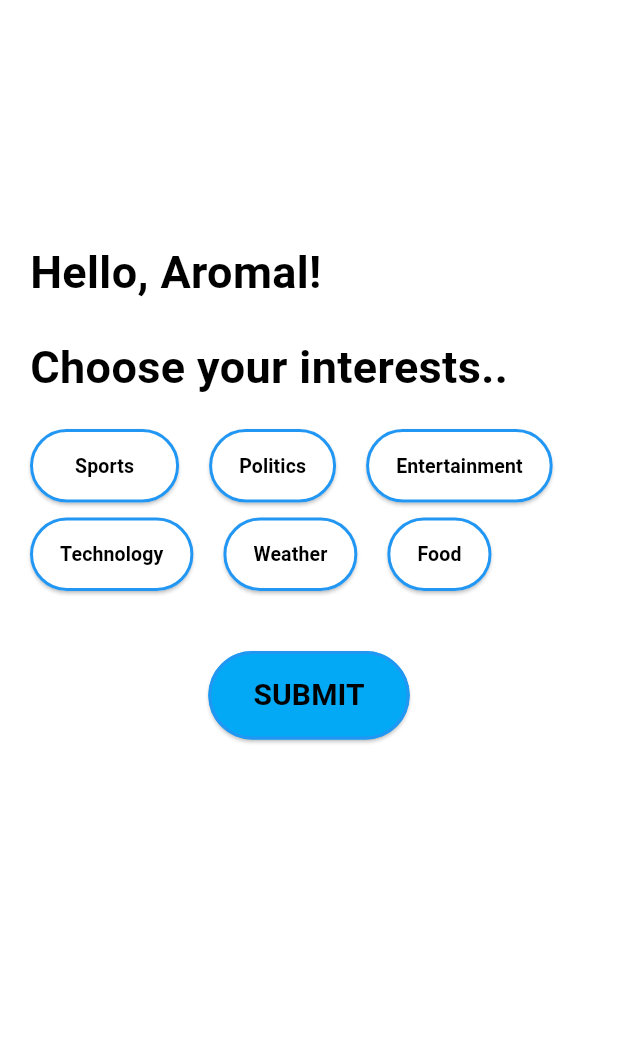
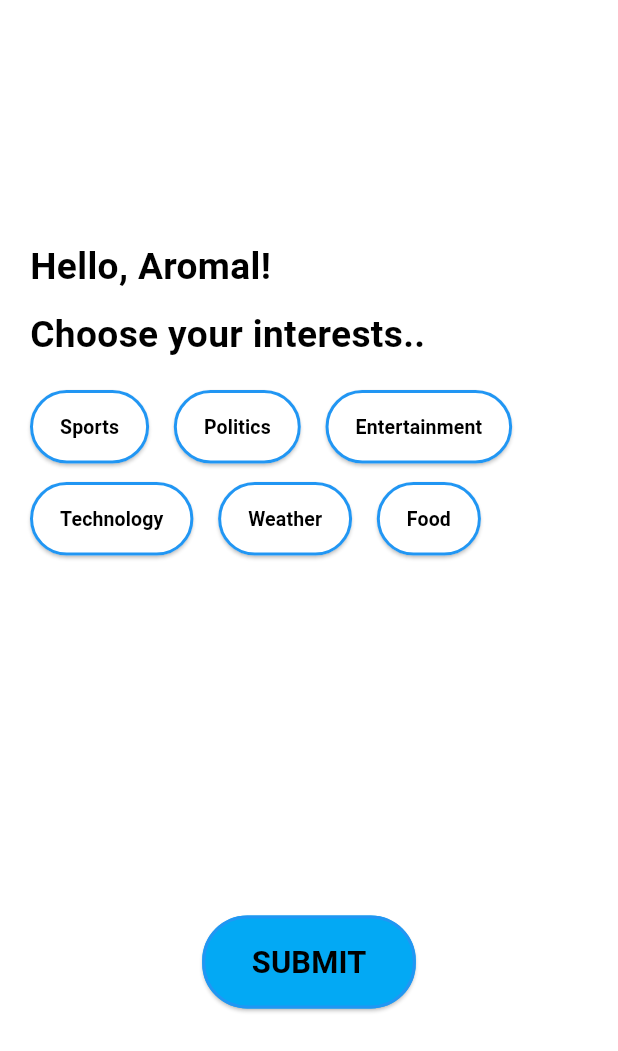
Before and after one commit to AtulRyy/Vartha, a Flutter app: the screen it shows after launch, on a phone screen of 412 x 824 dp. Shown: the top 1051 px of the screen. Run offline on Flutter 3.47's test engine with Material 3 defaults, Android fonts, the phone set to English and light mode, and no system bars.

Commit message:
alignment / responsive button

```diff
--- a/draftnewsappmallu/lib/personalizepage.dart
+++ b/draftnewsappmallu/lib/personalizepage.dart
@@ -8,197 +8,107 @@ class PersonalizePage extends StatefulWidget {
 }
 
 class _PersonalizePageState extends State<PersonalizePage> {
-  bool isPressed1=false;
-  bool isPressed2=false;
-  bool isPressed3=false;
-  bool isPressed4=false;
-  bool isPressed5=false;
-  bool isPressed6=false;
+  bool isPressed1 = false;
+  bool isPressed2 = false;
+  bool isPressed3 = false;
+  bool isPressed4 = false;
+  bool isPressed5 = false;
+  bool isPressed6 = false;
 
   @override
   Widget build(BuildContext context) {
+    final screenWidth = MediaQuery.of(context).size.width;
+
     return Scaffold(
       backgroundColor: Colors.white,
-      body: Container(
-        padding: const EdgeInsets.symmetric(vertical: 60),
+      body: SingleChildScrollView(
+        child: Container(
+          padding: EdgeInsets.symmetric(vertical: 60),
           child: Column(
             crossAxisAlignment: CrossAxisAlignment.start,
             children: <Widget>[
-            const SizedBox(height: 80),
+              SizedBox(height: 80),
               Padding(
-              padding: const EdgeInsets.all(20),
+                padding: EdgeInsets.all(20),
                 child: Column(
                   crossAxisAlignment: CrossAxisAlignment.start,
                   children: <Widget>[
-                  const Text(
+                    Text(
                       "Hello, Aromal!",
                       style: TextStyle(
                         color: Colors.black,
-                      fontSize: 30,
+                        fontSize: screenWidth * 0.06, // Responsive font size
                         fontWeight: FontWeight.bold,
                       ),
                     ),
-                  const SizedBox(height: 20),
-                  const Text(
+                    SizedBox(height: 10),
+                    Text(
                       "Choose your interests..",
                       style: TextStyle(
                         color: Colors.black,
-                      fontSize: 30,
+                        fontSize: screenWidth * 0.06, // Responsive font size
                         fontWeight: FontWeight.bold,
                       ),
                     ),
-                  const SizedBox(height: 20),
+                    SizedBox(height: 20),
                     Wrap(
-                    spacing: 20,
-                    runSpacing: 10,
+                      spacing: screenWidth * 0.04, // Responsive spacing
+                      runSpacing: screenWidth * 0.03, // Responsive spacing
                       alignment: WrapAlignment.start,
-                    children:  <Widget>[
-                      ElevatedButton(
-                        onPressed: () {
+                      children: <Widget>[
+                        buildElevatedButton('Sports', isPressed1, () {
                           setState(() {
                             isPressed1 = !isPressed1;
                           });
-                        },
-                        child: Text('Sports',
-                          style: TextStyle(
-                            color: Colors.black,
-                            fontSize: 13,
-                            fontWeight: FontWeight.bold,
-                          ),),
-                        style: ElevatedButton.styleFrom(
-                          shape: RoundedRectangleBorder(
-                            borderRadius: BorderRadius.circular(25.0),
-                          ),
-                          padding: EdgeInsets.symmetric(horizontal: 30, vertical: 15),
-                          side: BorderSide(color: Colors.blue, width: 2),
-                          primary: isPressed1 ? Colors.blue[100] : Colors.white,
-
-                        ),
-                      ),
-                      ElevatedButton(
-                        onPressed: () {
+                        }),
+                        buildElevatedButton('Politics', isPressed2, () {
                           setState(() {
                             isPressed2 = !isPressed2;
                           });
-                        },
-                        child: Text('Politics',
+                        }),
+                        buildElevatedButton('Entertainment', isPressed3, () {
+                          setState(() {
+                            isPressed3 = !isPressed3;
+                          });
+                        }),
+                        buildElevatedButton('Technology', isPressed4, () {
+                          setState(() {
+                            isPressed4 = !isPressed4;
+                          });
+                        }),
+                        buildElevatedButton('Weather', isPressed5, () {
+                          setState(() {
+                            isPressed5 = !isPressed5;
+                          });
+                        }),
+                        buildElevatedButton('Food', isPressed6, () {
+                          setState(() {
+                            isPressed6 = !isPressed6;
+                          });
+                        }),
+                      ],
+                    ),
+                    SizedBox(height: 240),
+                    Center(
+                      child: ElevatedButton(
+                        onPressed: () {},
+                        child: Text(
+                          'SUBMIT',
                           style: TextStyle(
                             color: Colors.black,
-                            fontSize: 13,
+                            fontSize: screenWidth * 0.05, // Responsive font size
                             fontWeight: FontWeight.bold,
-                          ),),
+                          ),
+                        ),
                         style: ElevatedButton.styleFrom(
                           shape: RoundedRectangleBorder(
                             borderRadius: BorderRadius.circular(30.0),
                           ),
-                          padding: EdgeInsets.symmetric(horizontal: 20, vertical: 15),
-                          side: BorderSide(color: Colors.blue, width: 2),
-                          primary: isPressed2 ? Colors.blue[100] : Colors.white,
-                        ),
-                      ),
-                      ElevatedButton(
-                        onPressed: () {
-                          setState(() {
-                            isPressed3 = !isPressed3;
-                          });
-                        },
-                        child: Text('Entertainment',
-                          style: TextStyle(
-                            color: Colors.black,
-                            fontSize: 13,
-                            fontWeight: FontWeight.bold,
-                          ),),
-                        style: ElevatedButton.styleFrom(
-                          shape: RoundedRectangleBorder(
-                            borderRadius: BorderRadius.circular(30.0),
-                          ),
-                          padding: EdgeInsets.symmetric(horizontal: 20, vertical: 15),
-                          side: BorderSide(color: Colors.blue, width: 2),
-                          primary: isPressed3 ? Colors.blue[100] : Colors.white,
-                        ),
-                      ),
-                      ElevatedButton(
-                        onPressed: () {
-                          setState(() {
-                            isPressed4 = !isPressed4;
-                          });
-                        },
-                        child: Text('Technology',
-                          style: TextStyle(
-                            color: Colors.black,
-                            fontSize: 13,
-                            fontWeight: FontWeight.bold,
-                          ),),
-                        style: ElevatedButton.styleFrom(
-                          shape: RoundedRectangleBorder(
-                            borderRadius: BorderRadius.circular(30.0),
-                          ),
-                          padding: EdgeInsets.symmetric(horizontal: 20, vertical: 15),
-                          side: BorderSide(color: Colors.blue, width: 2),
-                          primary: isPressed4 ? Colors.blue[100] : Colors.white,
-                        ),
-                      ),
-                      ElevatedButton(
-                        onPressed: () {
-                          setState(() {
-                            isPressed5 = !isPressed5;
-                          });
-                        },
-                        child: Text('Weather',
-                          style: TextStyle(
-                            color: Colors.black,
-                            fontSize: 13,
-                            fontWeight: FontWeight.bold,
-                          ),),
-                        style: ElevatedButton.styleFrom(
-                          shape: RoundedRectangleBorder(
-                            borderRadius: BorderRadius.circular(30.0),
-                          ),
-                          padding: EdgeInsets.symmetric(horizontal: 20, vertical: 15),
-                          side: BorderSide(color: Colors.blue, width: 2),
-                          primary: isPressed5 ? Colors.blue[100] : Colors.white,
-                        ),
-                      ),
-                      ElevatedButton(
-                        onPressed: () {
-                          setState(() {
-                            isPressed6 = !isPressed6;
-                          });
-                        },
-                        child: Text('Food',
-                          style: TextStyle(
-                            color: Colors.black,
-                            fontSize: 13,
-                            fontWeight: FontWeight.bold,
-                          ),),
-                        style: ElevatedButton.styleFrom(
-                          shape: RoundedRectangleBorder(
-                            borderRadius: BorderRadius.circular(30.0),
-                          ),
-                          padding: EdgeInsets.symmetric(horizontal: 20, vertical: 15),
-                          side: BorderSide(color: Colors.blue, width: 2),
-                          primary: isPressed6 ? Colors.blue[100] : Colors.white,
-                        ),
-                      ),
-                    ],
-                  ),
-                  const SizedBox(height: 40,),
-                  Center(
-                    child: ElevatedButton(onPressed: (){},
-                        child:  Text('SUBMIT',
-                            style: TextStyle(
-                            color: Colors.black,
-                            fontSize: 20,
-                            fontWeight: FontWeight.bold,
-                          ),),
-                          style: ElevatedButton.styleFrom(
-                          shape: RoundedRectangleBorder(
-                          borderRadius: BorderRadius.circular(30.0),
-                         ),
-                          padding: EdgeInsets.symmetric(horizontal: 30, vertical: 15),
+                          padding: EdgeInsets.symmetric(
+                              horizontal: screenWidth * 0.08,
+                              vertical: screenWidth * 0.04),
                           side: BorderSide(color: Colors.blue, width: 2),
                           primary: Colors.lightBlue,
-
                         ),
                       ),
                     )
@@ -208,9 +118,29 @@ class _PersonalizePageState extends State<PersonalizePage> {
             ],
           ),
         ),
+      ),
     );
+  }
 
-
-
+  Widget buildElevatedButton(String text, bool isPressed, VoidCallback onPressed) {
+    return ElevatedButton(
+      onPressed: onPressed,
+      child: Text(
+        text,
+        style: TextStyle(
+          color: Colors.black,
+          fontSize: 13,
+          fontWeight: FontWeight.bold,
+        ),
+      ),
+      style: ElevatedButton.styleFrom(
+        shape: RoundedRectangleBorder(
+          borderRadius: BorderRadius.circular(25.0),
+        ),
+        padding: EdgeInsets.symmetric(horizontal: 20, vertical: 15),
+        side: BorderSide(color: Colors.blue, width: 2),
+        primary: isPressed ? Colors.blue[100] : Colors.white,
+      ),
+    );
   }
 }
```
Lines whose indentation alone changed are shown as unchanged.
